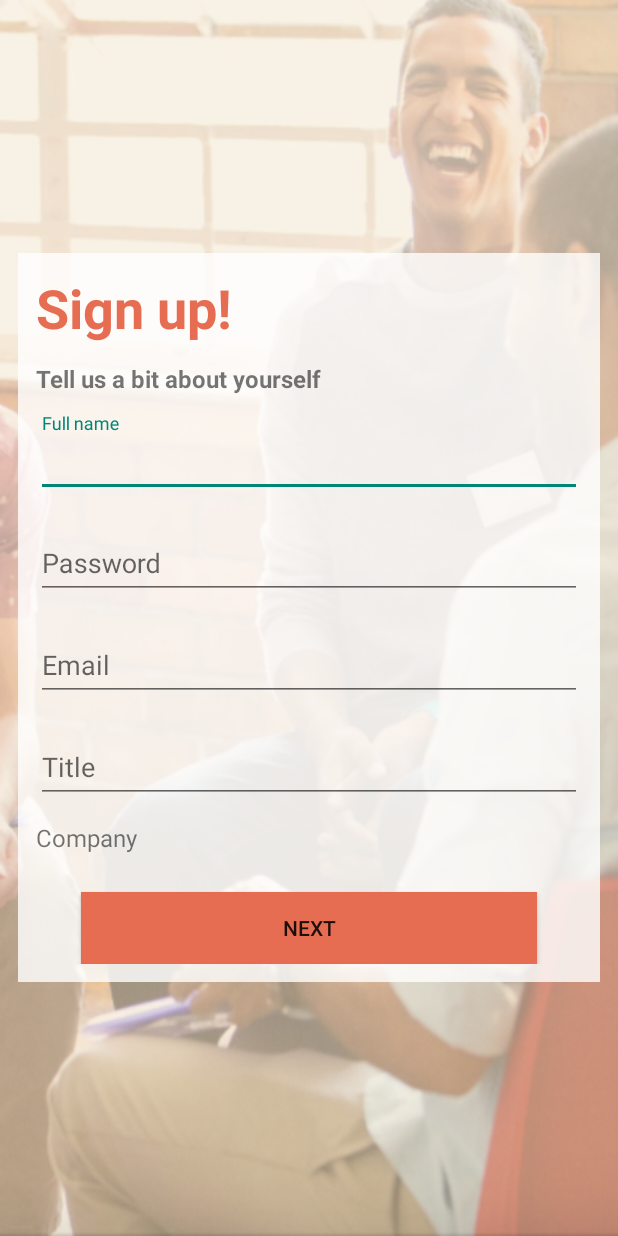
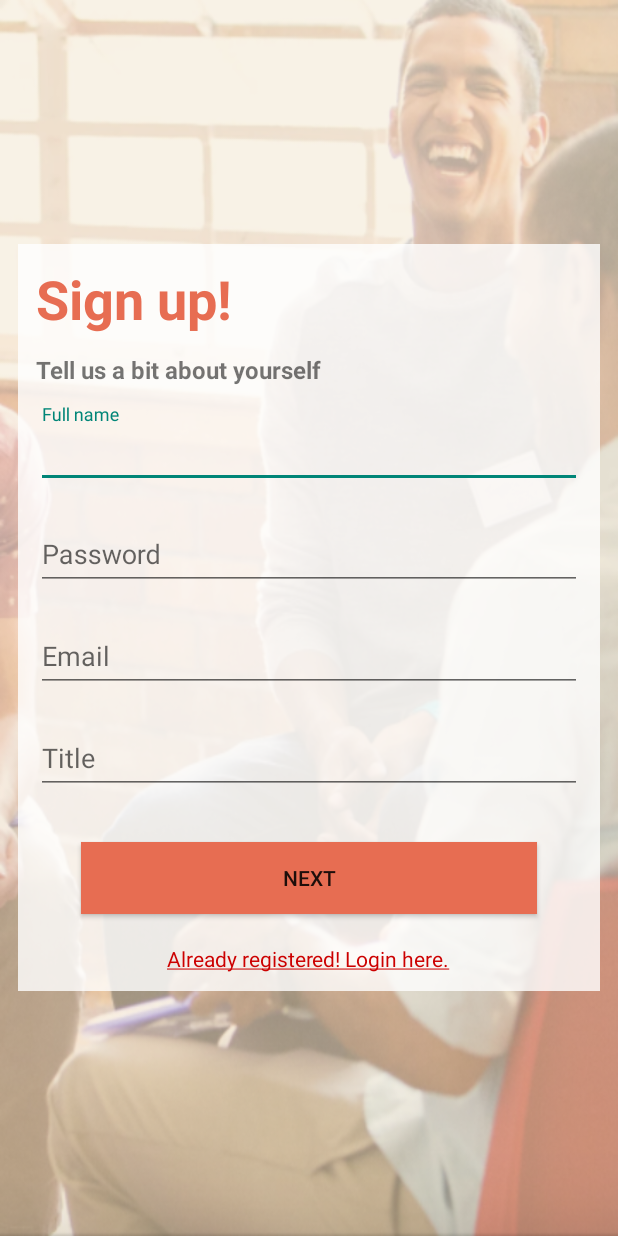
Before and after one commit to RHoKAustralia/humanity-in-business-mobile, an Android app: the RegisterActivity screen opened directly, with no data from a screen before it, on a phone screen of 412 x 824 dp. Run offline under Robolectric (Android 15) with nearby library versions, the phone set to English and light mode, and no system bars.

Commit message:
login-register flow

```diff
--- a/app/build.gradle
+++ b/app/build.gradle
@@ -12,7 +12,7 @@ android {
         applicationId "org.rohk.humanityinbusiness"
         minSdkVersion 23
         targetSdkVersion 28
-        versionCode 1
+        versionCode 3
         versionName "1.0"
         testInstrumentationRunner "androidx.test.runner.AndroidJUnitRunner"
         multiDexEnabled true
--- a/app/src/main/java/org/rohk/humanityinbusiness/http/APIServiceInterface.kt
+++ b/app/src/main/java/org/rohk/humanityinbusiness/http/APIServiceInterface.kt
@@ -20,7 +20,7 @@ interface APIServiceInterface {
     fun login(@Body request: RequestLoginModel): Call<RegisterResponseModel>
 
     // Profile Page
-    @GET("profile/{userId}")
+    @GET("users/{userId}/profile")
     fun getProfile(@Path("userId") userId: String): Call<ProfileModel>
 
     // Communuties Endpoint
--- a/app/src/main/java/org/rohk/humanityinbusiness/ui/LoginActivity.kt
+++ b/app/src/main/java/org/rohk/humanityinbusiness/ui/LoginActivity.kt
@@ -23,13 +23,16 @@ class LoginActivity : AppCompatActivity() {
         setContentView(R.layout.activity_login)
 
         etEmail.setText(PreferenceUtils().getLoginEmail(this))
-        etPassword.setText("1234")
         btnSignIn.setOnClickListener {
             if (!validateFields()) {
                 login()
             } else {
                 showDialog("Please enter all details!")
             }
+        }
+        tvRegister.setOnClickListener {
+            startActivity(Intent(this, RegisterActivity::class.java))
+            finish()
         }
     }
 
--- a/app/src/main/java/org/rohk/humanityinbusiness/ui/MainActivity.kt
+++ b/app/src/main/java/org/rohk/humanityinbusiness/ui/MainActivity.kt
@@ -85,7 +85,7 @@ class MainActivity : AppCompatActivity() {
                         setProfile(it)
                     } ?: Toast.makeText(
                         applicationContext,
-                        "Oops, could not fetch SDGs!",
+                        "Oops, could not fetch profile!",
                         Toast.LENGTH_LONG
                     ).show()
                 }
@@ -93,7 +93,7 @@ class MainActivity : AppCompatActivity() {
                 override fun onFailure(call: Call<ProfileModel>, t: Throwable) {
                     Toast.makeText(
                         applicationContext,
-                        "Oops, could not fetch SDGs!",
+                        "Oops, could not fetch profile!",
                         Toast.LENGTH_LONG
                     ).show()
                 }
--- a/app/src/main/java/org/rohk/humanityinbusiness/ui/RegisterActivity.kt
+++ b/app/src/main/java/org/rohk/humanityinbusiness/ui/RegisterActivity.kt
@@ -21,6 +21,11 @@ class RegisterActivity : AppCompatActivity() {
         setContentView(org.rohk.humanityinbusiness.R.layout.activity_register) // TODO add image url avatar
         btnRegister.setOnClickListener {
             register()
+        }
+
+        tvLogin.setOnClickListener {
+            startActivity(Intent(this, LoginActivity::class.java))
+            finish()
         }
     }
 
--- a/app/src/main/res/layout/activity_register.xml
+++ b/app/src/main/res/layout/activity_register.xml
@@ -8,7 +8,8 @@
         android:layout_gravity="center"
         android:gravity="center"
         tools:context=".ui.RegisterActivity"
-        android:background="@drawable/img_background">
+        android:background="@drawable/img_background"
+        android:orientation="vertical">
 
     <com.airbnb.lottie.LottieAnimationView
         android:id="@+id/animationView"
@@ -90,13 +91,6 @@
                     android:layout_marginBottom="12dp"/>
         </com.google.android.material.textfield.TextInputLayout>
 
-        <TextView
-                android:layout_width="match_parent"
-                android:layout_height="wrap_content"
-                android:text="Company"
-                android:textSize="16dp"
-                android:layout_marginBottom="5dp"/>
-
         <Button
                 android:id="@+id/btnRegister"
                 android:layout_width="match_parent"
@@ -107,5 +101,13 @@
                 android:layout_marginStart="30dp"
                 android:layout_marginEnd="30dp"/>
 
+        <TextView
+                android:id="@+id/tvLogin"
+                android:layout_width="wrap_content"
+                android:layout_height="wrap_content"
+                android:layout_marginTop="20dp"
+                android:text="@string/login"
+                android:textColor="@android:color/holo_red_dark" />
+
     </LinearLayout>
 </LinearLayout>
--- a/app/src/main/res/values/strings.xml
+++ b/app/src/main/res/values/strings.xml
@@ -1,4 +1,6 @@
 <resources>
     <string name="app_name">HIB</string>
     <string name="splash_name">Better Professional Awards</string>
+    <string name="login"><u>Already registered! Login here.</u></string>
+    <string name="register"><u>New user! Register here.</u></string>
 </resources>
```
Also changed, not shown: app/src/main/java/org/rohk/humanityinbusiness/ui/AvatarSelectionActivity.kt (+15 -15 lines), app/src/main/java/org/rohk/humanityinbusiness/utils/PreferenceUtils.kt (+0 -13 lines), app/src/main/res/layout/activity_login.xml (+8 -0 lines).
